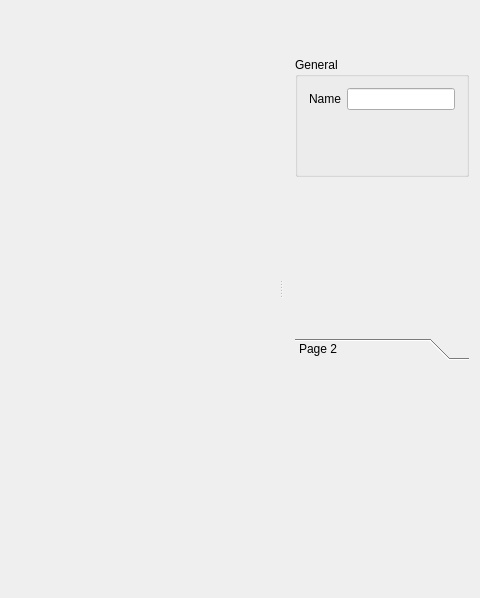
Before: the Qt Designer form RootTools/Treenity/UI/Treenity.ui in kevinortegren/zombieshroom, drawn with Qt 5; both pictures show x 812 to 1292 and y 176 to 774 of the 1292 by 902 pixel window.
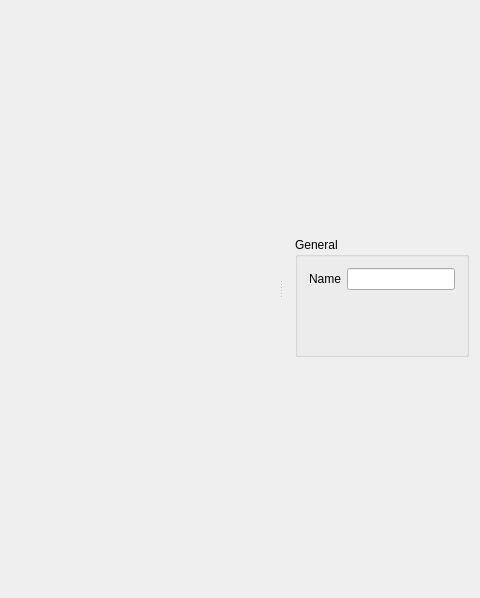
After: the same form once the commit is applied. Icons and pictures are not drawn. Custom widgets are drawn as their Qt base class.

Commit message: ComponentView is working

Diff of the .ui file:
```diff
--- a/RootTools/Treenity/UI/Treenity.ui
+++ b/RootTools/Treenity/UI/Treenity.ui
@@ -215,32 +215,6 @@
        </layout>
       </widget>
      </item>
-     <item>
-      <widget class="QToolBox" name="toolBox_components">
-       <property name="maximumSize">
-        <size>
-         <width>16777215</width>
-         <height>200</height>
-        </size>
-       </property>
-       <property name="currentIndex">
-        <number>0</number>
-       </property>
-       <widget class="QWidget" name="page_2">
-        <property name="geometry">
-         <rect>
-          <x>0</x>
-          <y>0</y>
-          <width>186</width>
-          <height>173</height>
-         </rect>
-        </property>
-        <attribute name="label">
-         <string>Page 2</string>
-        </attribute>
-       </widget>
-      </widget>
-     </item>
     </layout>
    </widget>
   </widget>
```
The commit also changes 7 other files.
